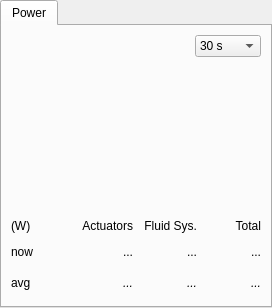
This is src/widgets/diagnostics_widget.ui in cbrice72/LIBRA-App as Qt 5 draws it before an edit. The edited form follows.
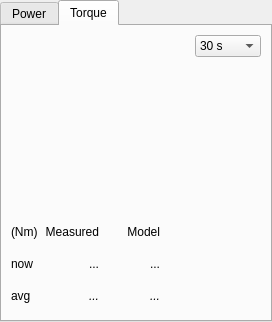
This is the edited form. The open tabs and pages were chosen to show the change. Custom widgets are drawn as their Qt base class.

Commit message: add Diagnostics Torque tab with model-vs-measured graph and torque dot

```diff
--- a/src/widgets/diagnostics_widget.ui
+++ b/src/widgets/diagnostics_widget.ui
@@ -295,6 +295,264 @@
        </item>
       </layout>
      </widget>
+     <widget class="QWidget" name="tab_torque">
+      <attribute name="title">
+       <string>Torque</string>
+      </attribute>
+      <layout class="QVBoxLayout" name="vl_torque">
+       <item>
+        <layout class="QHBoxLayout" name="hl_torque_header">
+         <item>
+          <spacer name="h_spacer_torque_header">
+           <property name="orientation">
+            <enum>Qt::Orientation::Horizontal</enum>
+           </property>
+           <property name="sizeHint" stdset="0">
+            <size>
+             <width>0</width>
+             <height>20</height>
+            </size>
+           </property>
+          </spacer>
+         </item>
+         <item>
+          <widget class="QComboBox" name="cb_torque_window">
+           <property name="statusTip">
+            <string>Time span shown in the graph</string>
+           </property>
+           <property name="window_lengths_s" stdset="0">
+            <stringlist notr="true">
+             <string>30</string>
+             <string>120</string>
+             <string>600</string>
+             <string>1800</string>
+            </stringlist>
+           </property>
+           <item>
+            <property name="text">
+             <string>30 s</string>
+            </property>
+           </item>
+           <item>
+            <property name="text">
+             <string>2 min</string>
+            </property>
+           </item>
+           <item>
+            <property name="text">
+             <string>10 min</string>
+            </property>
+           </item>
+           <item>
+            <property name="text">
+             <string>30 min</string>
+            </property>
+           </item>
+          </widget>
+         </item>
+        </layout>
+       </item>
+       <item>
+        <widget class="LineGraphWidget" name="lg_torque">
+         <property name="sizePolicy">
+          <sizepolicy hsizetype="Expanding" vsizetype="Fixed">
+           <horstretch>0</horstretch>
+           <verstretch>0</verstretch>
+          </sizepolicy>
+         </property>
+         <property name="minimumSize">
+          <size>
+           <width>250</width>
+           <height>150</height>
+          </size>
+         </property>
+         <property name="statusTip">
+          <string>Pitch torque, scaled to the window's min and max</string>
+         </property>
+        </widget>
+       </item>
+       <item>
+        <layout class="QHBoxLayout" name="hl_torque_values">
+         <item>
+          <layout class="QGridLayout" name="gl_torque_values">
+         <item row="0" column="0">
+          <widget class="QLabel" name="static_l_torque_unit">
+           <property name="text">
+            <string>(Nm)</string>
+           </property>
+          </widget>
+         </item>
+         <item row="0" column="1">
+          <widget class="QLabel" name="static_l_torque_measured">
+           <property name="text">
+            <string>Measured</string>
+           </property>
+           <property name="alignment">
+            <set>Qt::AlignmentFlag::AlignRight|Qt::AlignmentFlag::AlignTrailing|Qt::AlignmentFlag::AlignVCenter</set>
+           </property>
+          </widget>
+         </item>
+         <item row="0" column="2">
+          <widget class="QLabel" name="static_l_torque_model">
+           <property name="text">
+            <string>Model</string>
+           </property>
+           <property name="alignment">
+            <set>Qt::AlignmentFlag::AlignRight|Qt::AlignmentFlag::AlignTrailing|Qt::AlignmentFlag::AlignVCenter</set>
+           </property>
+          </widget>
+         </item>
+         <item row="1" column="0">
+          <widget class="QLabel" name="static_l_torque_now">
+           <property name="text">
+            <string>now</string>
+           </property>
+          </widget>
+         </item>
+         <item row="2" column="0">
+          <widget class="QLabel" name="static_l_torque_avg">
+           <property name="text">
+            <string>avg</string>
+           </property>
+          </widget>
+         </item>
+         <item row="1" column="1">
+          <widget class="QLabel" name="l_torque_measured_now">
+           <property name="minimumSize">
+            <size>
+             <width>55</width>
+             <height>25</height>
+            </size>
+           </property>
+           <property name="statusTip">
+            <string>Latest measured pitch torque</string>
+           </property>
+           <property name="text">
+            <string>...</string>
+           </property>
+           <property name="alignment">
+            <set>Qt::AlignmentFlag::AlignRight|Qt::AlignmentFlag::AlignTrailing|Qt::AlignmentFlag::AlignVCenter</set>
+           </property>
+          </widget>
+         </item>
+         <item row="2" column="1">
+          <widget class="QLabel" name="l_torque_measured_avg">
+           <property name="font">
+            <font>
+             <italic>true</italic>
+            </font>
+           </property>
+           <property name="minimumSize">
+            <size>
+             <width>55</width>
+             <height>25</height>
+            </size>
+           </property>
+           <property name="statusTip">
+            <string>Average over the shown window</string>
+           </property>
+           <property name="text">
+            <string>...</string>
+           </property>
+           <property name="alignment">
+            <set>Qt::AlignmentFlag::AlignRight|Qt::AlignmentFlag::AlignTrailing|Qt::AlignmentFlag::AlignVCenter</set>
+           </property>
+          </widget>
+         </item>
+         <item row="1" column="2">
+          <widget class="QLabel" name="l_torque_model_now">
+           <property name="minimumSize">
+            <size>
+             <width>55</width>
+             <height>25</height>
+            </size>
+           </property>
+           <property name="statusTip">
+            <string>Latest pitch torque predicted by the arm and CW model</string>
+           </property>
+           <property name="text">
+            <string>...</string>
+           </property>
+           <property name="alignment">
+            <set>Qt::AlignmentFlag::AlignRight|Qt::AlignmentFlag::AlignTrailing|Qt::AlignmentFlag::AlignVCenter</set>
+           </property>
+          </widget>
+         </item>
+         <item row="2" column="2">
+          <widget class="QLabel" name="l_torque_model_avg">
+           <property name="font">
+            <font>
+             <italic>true</italic>
+            </font>
+           </property>
+           <property name="minimumSize">
+            <size>
+             <width>55</width>
+             <height>25</height>
+            </size>
+           </property>
+           <property name="statusTip">
+            <string>Average over the shown window</string>
+           </property>
+           <property name="text">
+            <string>...</string>
+           </property>
+           <property name="alignment">
+            <set>Qt::AlignmentFlag::AlignRight|Qt::AlignmentFlag::AlignTrailing|Qt::AlignmentFlag::AlignVCenter</set>
+           </property>
+          </widget>
+         </item>
+          </layout>
+         </item>
+         <item>
+          <spacer name="h_spacer_torque_values">
+           <property name="orientation">
+            <enum>Qt::Orientation::Horizontal</enum>
+           </property>
+           <property name="sizeHint" stdset="0">
+            <size>
+             <width>0</width>
+             <height>20</height>
+            </size>
+           </property>
+          </spacer>
+         </item>
+         <item>
+          <widget class="DotPlotWidget" name="dp_torque">
+           <property name="sizePolicy">
+            <sizepolicy hsizetype="Fixed" vsizetype="Fixed">
+             <horstretch>0</horstretch>
+             <verstretch>0</verstretch>
+            </sizepolicy>
+           </property>
+           <property name="minimumSize">
+            <size>
+             <width>90</width>
+             <height>90</height>
+            </size>
+           </property>
+           <property name="statusTip">
+            <string>Measured torque at the central joint (up = arm forward); rings = torque limits</string>
+           </property>
+          </widget>
+         </item>
+        </layout>
+       </item>
+       <item>
+        <spacer name="v_spacer_torque">
+         <property name="orientation">
+          <enum>Qt::Orientation::Vertical</enum>
+         </property>
+         <property name="sizeHint" stdset="0">
+          <size>
+           <width>20</width>
+           <height>0</height>
+          </size>
+         </property>
+        </spacer>
+       </item>
+      </layout>
+     </widget>
     </widget>
    </item>
   </layout>
@@ -305,6 +563,11 @@
    <extends>QWidget</extends>
    <header>widgets/line_graph_widget.h</header>
   </customwidget>
+  <customwidget>
+   <class>DotPlotWidget</class>
+   <extends>QWidget</extends>
+   <header>widgets/dot_plot_widget.h</header>
+  </customwidget>
  </customwidgets>
  <resources/>
  <connections/>
```
The commit also changes 12 other files.
